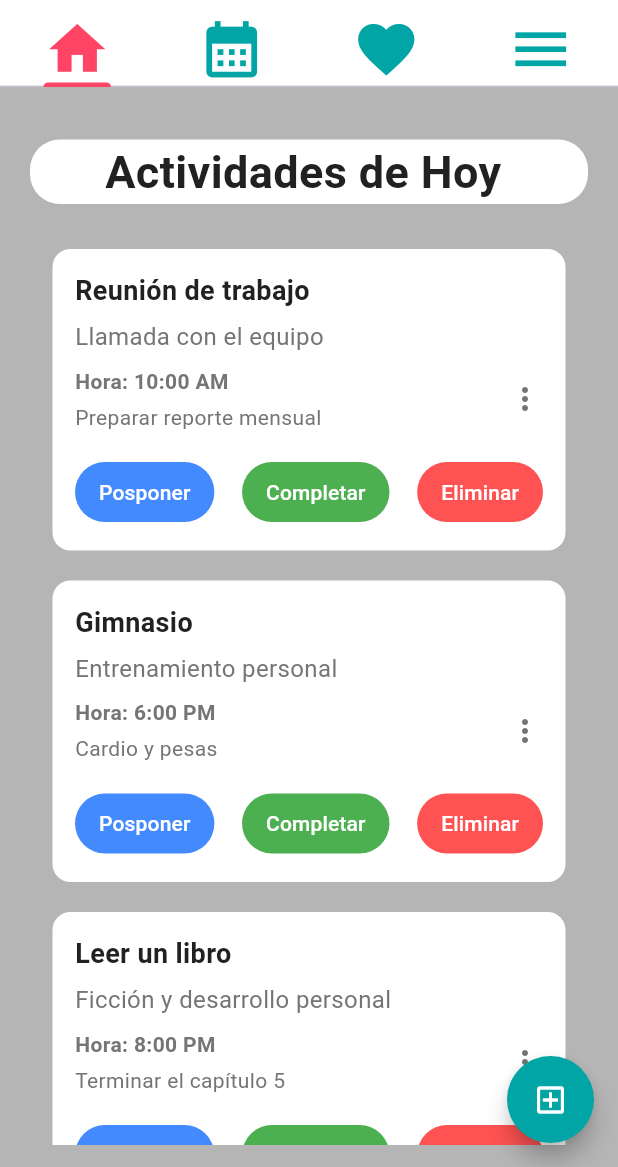
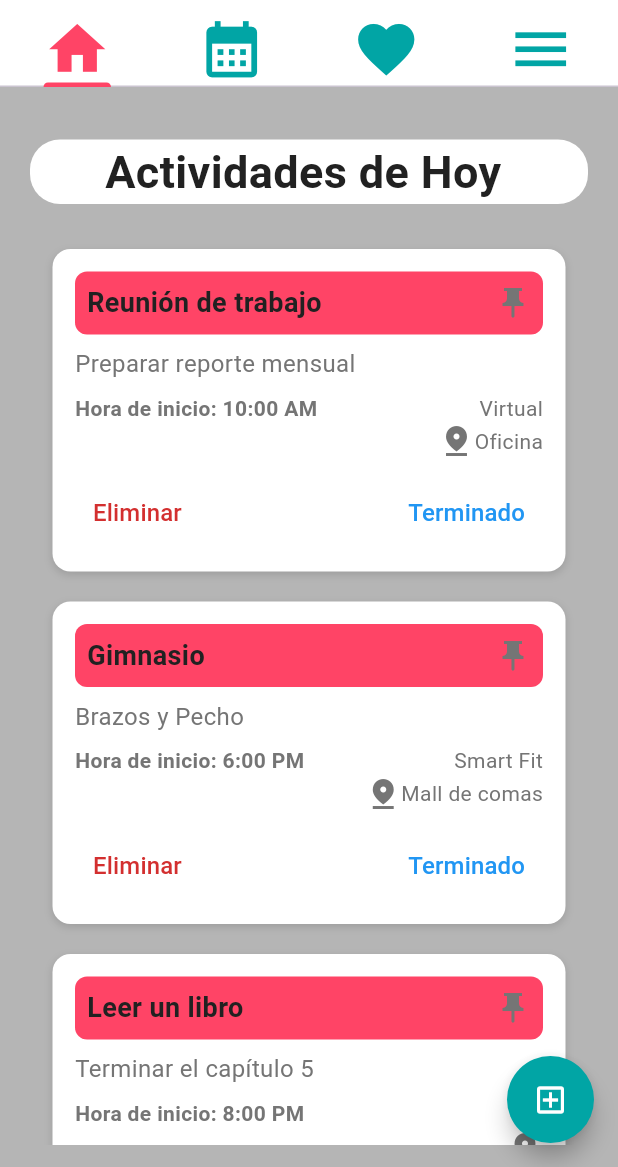
Before and after one commit to AN5THONY/PlanIzi.V1.0.0, a Flutter app: the screen it shows once a user with an empty profile is signed in, on a phone screen of 412 x 824 dp, the part 69-1236 px from its top. Run offline on Flutter 3.47's test engine with Material 3 defaults, Android fonts, the phone set to English and light mode, and no system bars; drawn by our look-alikes of flutter_speed_dial; our stand-ins replace carousel_slider, firebase_auth, firebase_core, get, google_fonts, table_calendar; accounts and stored records are empty.

Commit message:
ViewActivity
Se actualizo tanto  activity_widget y el model activity_data

```diff
--- a/lib/models/activity_data.dart
+++ b/lib/models/activity_data.dart
@@ -2,6 +2,7 @@ class ActivityData {
   String? id;
   String title;
   String subtitle;
+  String place;
   String time;
   String details;
   bool isCompleted;
@@ -10,6 +11,7 @@ class ActivityData {
     required this.id,
     required this.title,
     required this.subtitle,
+    required this.place,
     required this.time,
     required this.details,
     this.isCompleted = false,
@@ -20,25 +22,28 @@ class ActivityData {
       ActivityData(
         id: '1',
         title: 'Reunión de trabajo',
-        subtitle: 'Llamada con el equipo',
+        subtitle: 'Preparar reporte mensual',
         time: '10:00 AM',
-        details: 'Preparar reporte mensual',
+        place: 'Oficina',
+        details: 'Virtual',
         isCompleted: false,
       ),
       ActivityData(
         id: '2',
         title: 'Gimnasio',
-        subtitle: 'Entrenamiento personal',
+        subtitle: 'Brazos y Pecho',
         time: '6:00 PM',
-        details: 'Cardio y pesas',
+        details: 'Smart Fit',
+        place: 'Mall de comas',
         isCompleted: false,
       ),
       ActivityData(
         id: '3',
         title: 'Leer un libro',
-        subtitle: 'Ficción y desarrollo personal',
+        subtitle: 'Terminar el capítulo 5',
         time: '8:00 PM',
-        details: 'Terminar el capítulo 5',
+        details: '',
+        place: '',
         isCompleted: true,
       ),
     ];
--- a/lib/theme/app_colors.dart
+++ b/lib/theme/app_colors.dart
@@ -8,7 +8,7 @@ class AppColors {
   static const Color accent = Color.fromARGB(255, 127, 175, 168); // Verde menta
   static const Color fourth = Color.fromARGB(255, 255, 68, 102); //Purpura
   static const Color fifth = Color.fromARGB(255, 235, 200, 1); //Amarillo
-  static const Color sixth = Color.fromARGB(255, 199, 113, 0);  //Anaranjado
+  static const Color sixth = Color.fromARGB(255, 255, 171, 64);  //Anaranjado
   static const Color seventh = Color.fromARGB(255, 66, 187, 72);  //Verde
 
   // Colores de fondo
--- a/lib/views/Activity/COOKI/crea_cookie_screen.dart
+++ b/lib/views/Activity/COOKI/crea_cookie_screen.dart
@@ -256,7 +256,7 @@ class _CreaCookieScreenState extends State<CreaCookieScreen> {
                   onTap: (){
                    Navigator.push(context,
                       MaterialPageRoute(
-                            builder: (context) => EditCookie()),
+                            builder: (context) => const EditCookie()),
                       );
                   },
                   child: const Center(
--- a/lib/views/Activity/Estudiantil/crea_studient_screen.dart
+++ b/lib/views/Activity/Estudiantil/crea_studient_screen.dart
@@ -4,7 +4,7 @@ import 'package:plan_izi_v2/widgets/buttons/primary_button.dart';
 import 'package:plan_izi_v2/widgets/textfields/custom_textfield.dart';
 
 class CreaStudientScreen extends StatefulWidget {
-  CreaStudientScreen({super.key});
+  const CreaStudientScreen({super.key});
 
   @override
   State<CreaStudientScreen> createState() => _CreaStudientScreenState();
--- a/lib/widgets/ActivityViews/activity_view.dart
+++ b/lib/widgets/ActivityViews/activity_view.dart
@@ -2,117 +2,199 @@ import 'package:flutter/material.dart';
 import 'package:plan_izi_v2/models/activity_data.dart';
 import 'package:plan_izi_v2/theme/app_colors.dart';
 
-class ActivityView extends StatelessWidget {
+class ActivityView extends StatefulWidget {
   final ActivityData activity;
-  final VoidCallback onPostpone;
-  final VoidCallback onComplete;
   final VoidCallback onDelete;
 
   const ActivityView({
     super.key,
     required this.activity,
-    required this.onPostpone,
-    required this.onComplete,
     required this.onDelete,
   });
 
   @override
+  _ActivityViewState createState() => _ActivityViewState();
+}
+
+class _ActivityViewState extends State<ActivityView> {
+  bool isCompleted = false; // Controla si la actividad está completada
+  bool isVisible = true; // Controla si la actividad se muestra
+  Color headerColor = AppColors.cardBackground; // Color inicial del encabezado
+  Color originalHeaderColor = AppColors.cardBackground; // Guarda el color original
+
+  @override
+  void initState() {
+    super.initState();
+    // Asigna un color inicial según el tipo de actividad (editable)
+    headerColor = _getColorForActivity( 'Trabajo' /*widget.activity.time*/);
+    originalHeaderColor = headerColor; // Guarda el color original
+  }
+
+  // Ejemplo para asignar un color según el tipo de actividad
+  Color _getColorForActivity(String activityType) {
+    switch (activityType) {
+      case 'Ejercicio':
+        return AppColors.sixth;
+      case 'Estudio':
+        return AppColors.third;
+      case 'Trabajo':
+        return AppColors.fourth;
+      case 'Recreación':
+        return AppColors.primary;
+      default:
+        return AppColors.cardBackground; // Color por defecto
+    }
+  }
+
+  @override
   Widget build(BuildContext context) {
-    return Container(
+    return Visibility(
+      visible: isVisible, // Desaparece el widget si `isVisible` es falso
+      child: Container(
         margin: const EdgeInsets.symmetric(vertical: 10, horizontal: 15),
         padding: const EdgeInsets.all(15),
         decoration: BoxDecoration(
           color: AppColors.cardBackground,
           borderRadius: BorderRadius.circular(12),
+          boxShadow: const [
+            BoxShadow(
+              color: Colors.grey,
+              blurRadius: 4,
+              offset: Offset(0, 2),
+            ),
+          ],
         ),
         child: Column(
           crossAxisAlignment: CrossAxisAlignment.start,
           children: [
-          Text(
-            activity.title,
-            style: const TextStyle(
+            // Encabezado con color dinámico
+            Container(
+              padding: const EdgeInsets.all(8),
+              decoration: BoxDecoration(
+                color: headerColor,
+                borderRadius: BorderRadius.circular(8),
+              ),
+              child: Row(
+                mainAxisAlignment: MainAxisAlignment.spaceBetween,
+                children: [
+                  // Título
+                  Text(widget.activity.title,
+                    style: TextStyle(
                       fontSize: 18,
                       fontWeight: FontWeight.bold,
                       color: AppColors.textPrimary,
+                      decoration: isCompleted
+                          ? TextDecoration.lineThrough
+                          : TextDecoration.none, // Rayar el texto si está completado
                     ),
                   ),
-          const SizedBox(height: 6),
+                  const Icon(Icons.push_pin_sharp, color: AppColors.textSecondary),
+                ],
+              ),
+            ),
+            const SizedBox(height: 8),
+            // Descripción
             Text(
-            activity.subtitle,
+              widget.activity.subtitle,
               style: const TextStyle(
                 fontSize: 16,
                 color: AppColors.textSecondary,
               ),
             ),
             const SizedBox(height: 8),
+
             Row(
               mainAxisAlignment: MainAxisAlignment.spaceBetween,
               children: [
-              Column(
-                crossAxisAlignment: CrossAxisAlignment.start,
-                children: [
+                // Hora
                 Text(
-                    "Hora: ${activity.time}",
+                  "Hora de inicio: ${widget.activity.time}",
                   style: const TextStyle(
                     fontSize: 14,
                     fontWeight: FontWeight.bold,
                     color: AppColors.textSecondary,
                   ),
                 ),
-                  const SizedBox(height: 4),
+                //Destino
                 Text(
-                    activity.details,
+                  widget.activity.details,
                   style: const TextStyle(
                     fontSize: 14,
                     color: AppColors.textSecondary,
                   ),
                 ),
+
               ],
             ),
-              const Icon(Icons.more_vert, color: AppColors.textSecondary),
-            ],
+            Row(
+              mainAxisAlignment: MainAxisAlignment.end,
+              children: [
+
+                // Hora de terminoOpcional
+                /*Text(
+                  "Hora de termino: ${widget.activity.time}",
+                  style: const TextStyle(
+                    fontSize: 14,
+                    fontWeight: FontWeight.bold,
+                    color: AppColors.textSecondary,
                   ),
-          const SizedBox(height: 16),
+                ),*/
+                // Lugar
+
+                const Icon(Icons.pin_drop_sharp, color: AppColors.textSecondary),
+                Text(
+                  widget.activity.place,
+                  style: const TextStyle(
+                    fontSize: 14,
+                    color: AppColors.textSecondary,
+                  ),
+                ),
+              ]
+            ),
+            const SizedBox(height: 12),
+
+            // Botones
             Row(
               mainAxisAlignment: MainAxisAlignment.spaceBetween,
               children: [
+                // Botón Eliminar
                 TextButton(
-                onPressed: onPostpone,
-                style: TextButton.styleFrom(
-                  backgroundColor: Colors.blueAccent,
-                  padding: const EdgeInsets.symmetric(horizontal: 16, vertical: 8),
-                ),
+                  onPressed: () {
+                    setState(() {
+                      isVisible = false; // Desaparece el widget
+                    });
+                    widget.onDelete(); // Acción adicional si es necesario
+                  },
                   child: const Text(
-                  "Posponer",
-                  style: TextStyle(color: Colors.white),
+                    "Eliminar",
+                    style: TextStyle(color: AppColors.error, fontSize: 16),
                   ),
                 ),
+                // Botón Terminado/Deshacer
                 TextButton(
-                onPressed: onComplete,
-                style: TextButton.styleFrom(
-                  backgroundColor: Colors.green,
-                  padding: const EdgeInsets.symmetric(horizontal: 16, vertical: 8),
-                ),
-                child: const Text(
-                  "Completar",
-                  style: TextStyle(color: Colors.white),
-                ),
-              ),
-              TextButton(
-                onPressed: onDelete,
-                style: TextButton.styleFrom(
-                  backgroundColor: Colors.redAccent,
-                  padding: const EdgeInsets.symmetric(horizontal: 16, vertical: 8),
-                ),
-                child: const Text(
-                  "Eliminar",
-                  style: TextStyle(color: Colors.white),
+                  onPressed: () {
+                    setState(() {
+                      if (!isCompleted) {
+                        // Si no está completada
+                        isCompleted = true;
+                        headerColor = Colors.greenAccent; // Cambia el color del header
+                      } else {
+                        // Deshacer la acción
+                        isCompleted = false;
+                        headerColor = originalHeaderColor; // Restaura el color original
+                      }
+                    });
+                  },
+                  child: Text(
+                    isCompleted ? "Deshacer" : "Terminado",
+                    style: const TextStyle(color: Colors.blue, fontSize: 16),
                   ),
                 ),
               ],
             ),
           ],
         ),
+      ),
     );
   }
 }
```
Also changed, not shown: lib/views/Menu/Calendario/calendar_screen.dart (+3 -6 lines), lib/views/Menu/Casita/home_screen.dart (+3 -25 lines), lib/widgets/ActivityViews/todo_item.dart (deleted, +0 -84 lines). Lines whose indentation alone changed are shown as unchanged.
